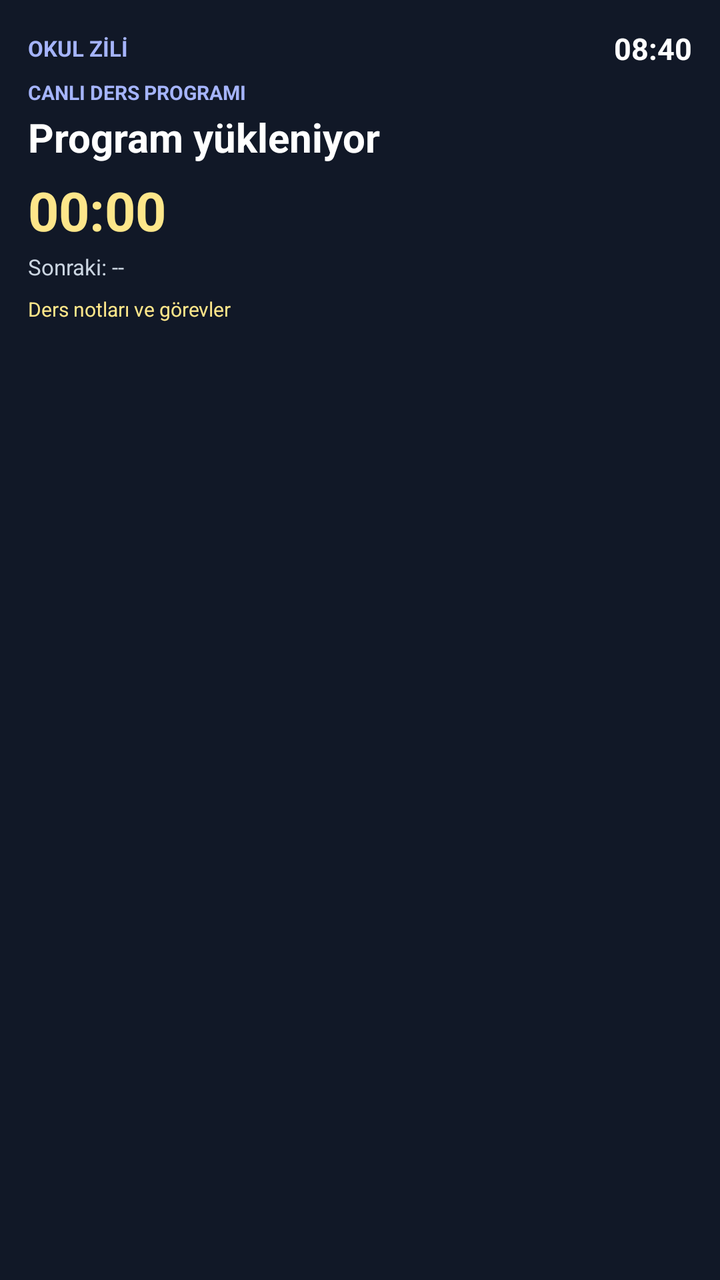
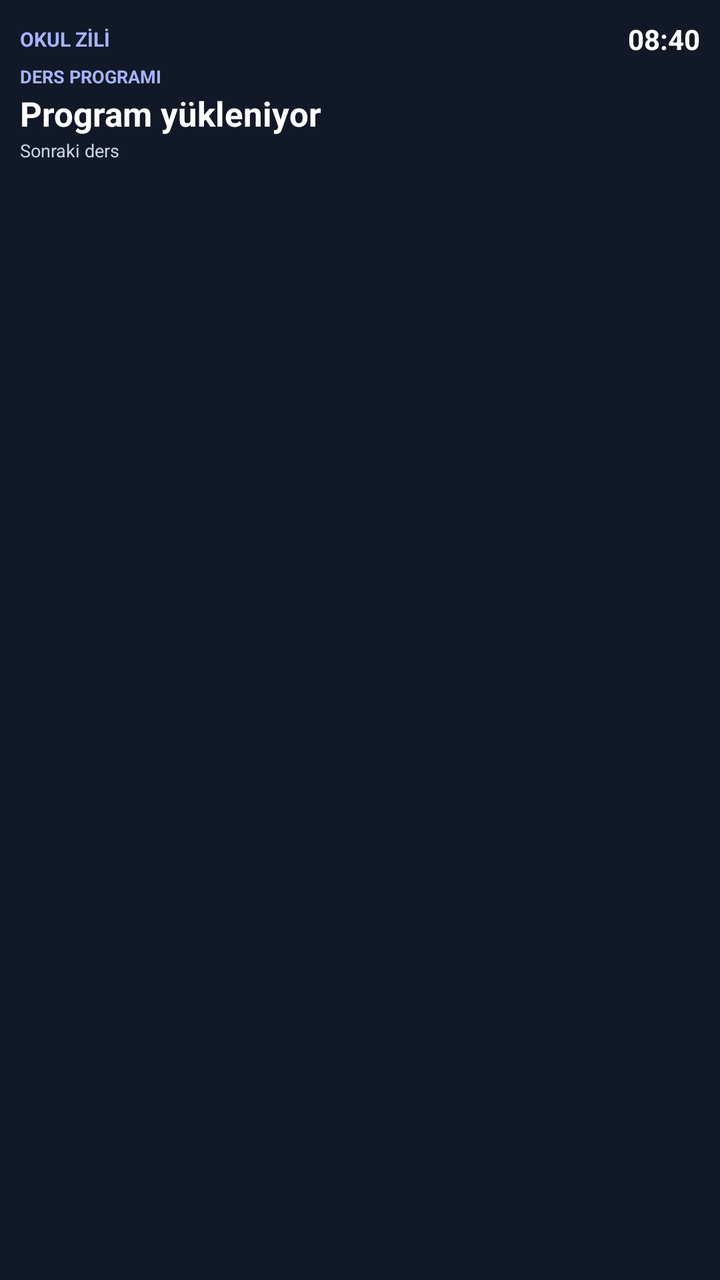

Before-and-after screenshots of an Android layout around one commit, followed by the original layout XML and the change that was made.
<!-- AndroidManifest.xml: application theme android:Theme.Material.Light.NoActionBar -->
<!-- res/layout/school_bell_widget.xml -->
<?xml version="1.0" encoding="utf-8"?>
<LinearLayout xmlns:android="http://schemas.android.com/apk/res/android"
    android:id="@+id/widget_root"
    android:layout_width="match_parent"
    android:layout_height="match_parent"
    android:orientation="vertical"
    android:padding="14dp"
    android:background="#111827">
    <LinearLayout android:layout_width="match_parent" android:layout_height="wrap_content"
        android:gravity="center_vertical" android:orientation="horizontal">
        <TextView android:id="@+id/widget_day" android:layout_width="0dp"
            android:layout_height="wrap_content" android:layout_weight="1"
            android:text="OKUL ZİLİ" android:textColor="#A5B4FC"
            android:textSize="11sp" android:textStyle="bold" />
        <TextView android:id="@+id/widget_clock" android:layout_width="wrap_content"
            android:layout_height="wrap_content" android:text="08:40"
            android:textColor="#FFFFFF" android:textSize="15sp" android:textStyle="bold" />
    </LinearLayout>
    <TextView android:id="@+id/widget_status" android:layout_width="match_parent"
        android:layout_height="wrap_content" android:layout_marginTop="5dp"
        android:text="CANLI DERS PROGRAMI" android:textColor="#A5B4FC"
        android:textSize="10sp" android:textStyle="bold" />
    <TextView android:id="@+id/widget_lesson" android:layout_width="match_parent"
        android:layout_height="wrap_content" android:layout_marginTop="2dp"
        android:text="Program yükleniyor" android:textColor="#FFFFFF"
        android:textStyle="bold" android:textSize="20sp" android:maxLines="1" />
    <Chronometer android:id="@+id/widget_countdown" android:layout_width="match_parent"
        android:layout_height="wrap_content" android:layout_marginTop="5dp"
        android:countDown="true" android:text="--:--" android:textColor="#FDE68A"
        android:textSize="27sp" android:textStyle="bold" />
    <TextView android:id="@+id/widget_next" android:layout_width="match_parent"
        android:layout_height="wrap_content" android:layout_marginTop="3dp"
        android:text="Sonraki: --" android:textColor="#CBD5E1"
        android:textSize="11sp" android:maxLines="1" />
    <TextView android:id="@+id/widget_note" android:layout_width="match_parent"
        android:layout_height="wrap_content" android:layout_marginTop="7dp"
        android:text="Ders notları ve görevler" android:textColor="#FDE68A"
        android:textSize="10sp" android:maxLines="6" android:ellipsize="end" />
    <TextView android:id="@+id/widget_quick_note" android:layout_width="match_parent"
        android:layout_height="wrap_content" android:layout_marginTop="5dp"
        android:padding="6dp" android:background="#263449"
        android:text="Yaklaşan takvim etkinliği" android:textColor="#A7F3D0"
        android:textSize="10sp" android:maxLines="2" android:ellipsize="end"
        android:visibility="gone" />
</LinearLayout>
<!-- resources referenced by this layout -->
<resources>

</resources>

<!-- the commit's change to res/layout/school_bell_widget.xml (unified diff, before → after) -->
@@ -4,42 +4,150 @@
     android:layout_width="match_parent"
     android:layout_height="match_parent"
     android:orientation="vertical"
-    android:padding="14dp"
+    android:padding="10dp"
     android:background="#111827">
-    <LinearLayout android:layout_width="match_parent" android:layout_height="wrap_content"
-        android:gravity="center_vertical" android:orientation="horizontal">
-        <TextView android:id="@+id/widget_day" android:layout_width="0dp"
-            android:layout_height="wrap_content" android:layout_weight="1"
-            android:text="OKUL ZİLİ" android:textColor="#A5B4FC"
-            android:textSize="11sp" android:textStyle="bold" />
-        <TextView android:id="@+id/widget_clock" android:layout_width="wrap_content"
-            android:layout_height="wrap_content" android:text="08:40"
-            android:textColor="#FFFFFF" android:textSize="15sp" android:textStyle="bold" />
+
+    <LinearLayout
+        android:layout_width="match_parent"
+        android:layout_height="wrap_content"
+        android:gravity="center_vertical"
+        android:orientation="horizontal">
+        <TextView
+            android:id="@+id/widget_day"
+            android:layout_width="0dp"
+            android:layout_height="wrap_content"
+            android:layout_weight="1"
+            android:text="OKUL ZİLİ"
+            android:textColor="#A5B4FC"
+            android:textSize="10sp"
+            android:textStyle="bold"
+            android:maxLines="1"
+            android:ellipsize="end" />
+        <TextView
+            android:id="@+id/widget_clock"
+            android:layout_width="wrap_content"
+            android:layout_height="wrap_content"
+            android:text="08:40"
+            android:textColor="#FFFFFF"
+            android:textSize="14sp"
+            android:textStyle="bold" />
     </LinearLayout>
-    <TextView android:id="@+id/widget_status" android:layout_width="match_parent"
-        android:layout_height="wrap_content" android:layout_marginTop="5dp"
-        android:text="CANLI DERS PROGRAMI" android:textColor="#A5B4FC"
-        android:textSize="10sp" android:textStyle="bold" />
-    <TextView android:id="@+id/widget_lesson" android:layout_width="match_parent"
-        android:layout_height="wrap_content" android:layout_marginTop="2dp"
-        android:text="Program yükleniyor" android:textColor="#FFFFFF"
-        android:textStyle="bold" android:textSize="20sp" android:maxLines="1" />
-    <Chronometer android:id="@+id/widget_countdown" android:layout_width="match_parent"
-        android:layout_height="wrap_content" android:layout_marginTop="5dp"
-        android:countDown="true" android:text="--:--" android:textColor="#FDE68A"
-        android:textSize="27sp" android:textStyle="bold" />
-    <TextView android:id="@+id/widget_next" android:layout_width="match_parent"
-        android:layout_height="wrap_content" android:layout_marginTop="3dp"
-        android:text="Sonraki: --" android:textColor="#CBD5E1"
-        android:textSize="11sp" android:maxLines="1" />
-    <TextView android:id="@+id/widget_note" android:layout_width="match_parent"
-        android:layout_height="wrap_content" android:layout_marginTop="7dp"
-        android:text="Ders notları ve görevler" android:textColor="#FDE68A"
-        android:textSize="10sp" android:maxLines="6" android:ellipsize="end" />
-    <TextView android:id="@+id/widget_quick_note" android:layout_width="match_parent"
-        android:layout_height="wrap_content" android:layout_marginTop="5dp"
-        android:padding="6dp" android:background="#263449"
-        android:text="Yaklaşan takvim etkinliği" android:textColor="#A7F3D0"
-        android:textSize="10sp" android:maxLines="2" android:ellipsize="end"
+
+    <TextView
+        android:id="@+id/widget_status"
+        android:layout_width="match_parent"
+        android:layout_height="wrap_content"
+        android:layout_marginTop="3dp"
+        android:text="DERS PROGRAMI"
+        android:textColor="#A5B4FC"
+        android:textSize="9sp"
+        android:textStyle="bold"
+        android:maxLines="1" />
+
+    <TextView
+        android:id="@+id/widget_lesson"
+        android:layout_width="match_parent"
+        android:layout_height="wrap_content"
+        android:layout_marginTop="1dp"
+        android:text="Program yükleniyor"
+        android:textColor="#FFFFFF"
+        android:textStyle="bold"
+        android:textSize="17sp"
+        android:autoSizeTextType="uniform"
+        android:autoSizeMinTextSize="11sp"
+        android:autoSizeMaxTextSize="17sp"
+        android:autoSizeStepGranularity="1sp"
+        android:maxLines="1"
+        android:ellipsize="end" />
+
+    <TextView
+        android:id="@+id/widget_next"
+        android:layout_width="match_parent"
+        android:layout_height="wrap_content"
+        android:layout_marginTop="1dp"
+        android:text="Sonraki ders"
+        android:textColor="#CBD5E1"
+        android:textSize="9sp"
+        android:autoSizeTextType="uniform"
+        android:autoSizeMinTextSize="8sp"
+        android:autoSizeMaxTextSize="10sp"
+        android:autoSizeStepGranularity="1sp"
+        android:maxLines="1"
+        android:ellipsize="end" />
+
+    <TextView
+        android:id="@+id/widget_note"
+        android:layout_width="match_parent"
+        android:layout_height="wrap_content"
+        android:layout_marginTop="5dp"
+        android:padding="5dp"
+        android:background="#332B1D"
+        android:text="DERS NOTLARI"
+        android:textColor="#FDE68A"
+        android:textSize="10sp"
+        android:autoSizeTextType="uniform"
+        android:autoSizeMinTextSize="8sp"
+        android:autoSizeMaxTextSize="10sp"
+        android:autoSizeStepGranularity="1sp"
+        android:maxLines="2"
+        android:ellipsize="end"
+        android:includeFontPadding="false"
+        android:visibility="gone" />
+
+    <TextView
+        android:id="@+id/widget_tasks"
+        android:layout_width="match_parent"
+        android:layout_height="wrap_content"
+        android:layout_marginTop="3dp"
+        android:padding="5dp"
+        android:background="#15372F"
+        android:text="GÖREVLER"
+        android:textColor="#A7F3D0"
+        android:textSize="10sp"
+        android:autoSizeTextType="uniform"
+        android:autoSizeMinTextSize="8sp"
+        android:autoSizeMaxTextSize="10sp"
+        android:autoSizeStepGranularity="1sp"
+        android:maxLines="2"
+        android:ellipsize="end"
+        android:includeFontPadding="false"
+        android:visibility="gone" />
+
+    <TextView
+        android:id="@+id/widget_reminders"
+        android:layout_width="match_parent"
+        android:layout_height="wrap_content"
+        android:layout_marginTop="3dp"
+        android:padding="5dp"
+        android:background="#40243A"
+        android:text="HATIRLATICILAR"
+        android:textColor="#FBCFE8"
+        android:textSize="10sp"
+        android:autoSizeTextType="uniform"
+        android:autoSizeMinTextSize="8sp"
+        android:autoSizeMaxTextSize="10sp"
+        android:autoSizeStepGranularity="1sp"
+        android:maxLines="2"
+        android:ellipsize="end"
+        android:includeFontPadding="false"
+        android:visibility="gone" />
+
+    <TextView
+        android:id="@+id/widget_quick_note"
+        android:layout_width="match_parent"
+        android:layout_height="wrap_content"
+        android:layout_marginTop="3dp"
+        android:padding="5dp"
+        android:background="#20334E"
+        android:text="TAKVİM"
+        android:textColor="#BFDBFE"
+        android:textSize="9sp"
+        android:autoSizeTextType="uniform"
+        android:autoSizeMinTextSize="8sp"
+        android:autoSizeMaxTextSize="9sp"
+        android:autoSizeStepGranularity="1sp"
+        android:maxLines="2"
+        android:ellipsize="end"
+        android:includeFontPadding="false"
         android:visibility="gone" />
 </LinearLayout>
